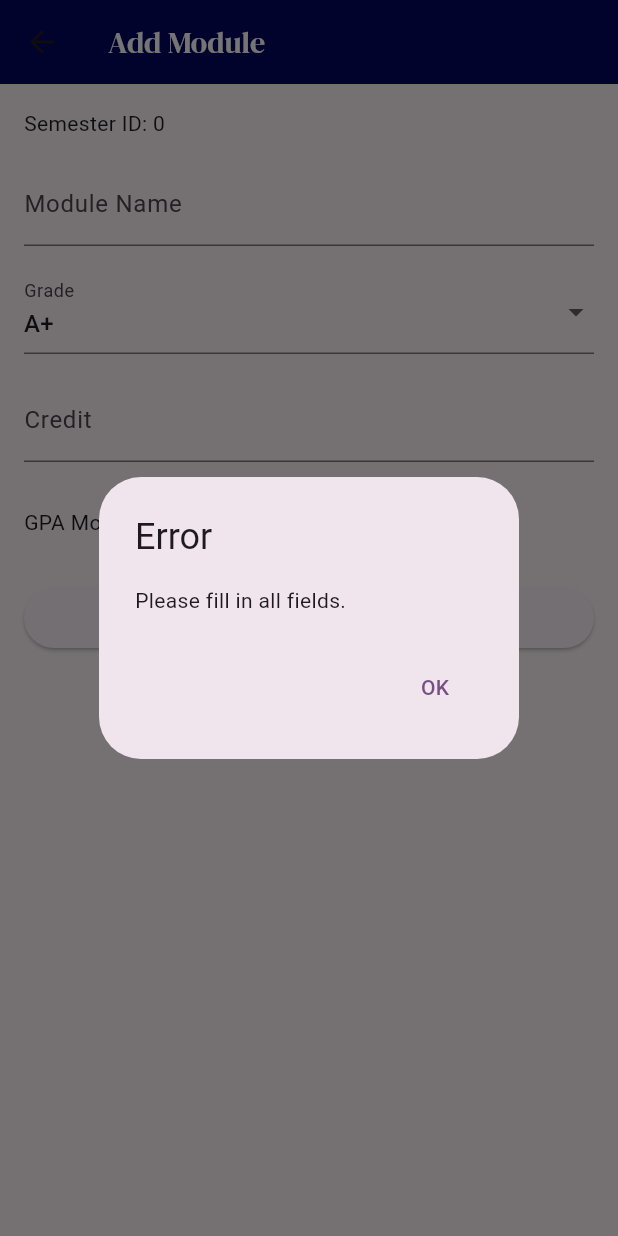
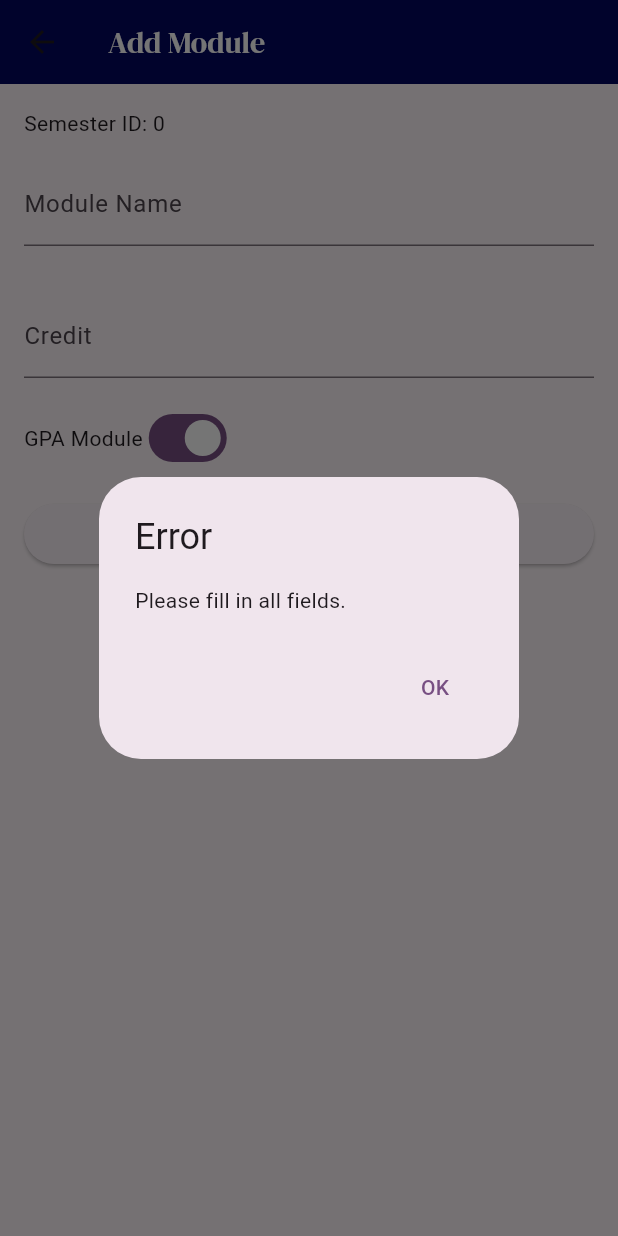
Before and after one commit to Shilpa-Perera/GPACalculator, a Flutter app: the AddModulePage screen opened directly with empty values, after a tap on "Add Module", on a phone screen of 412 x 824 dp. Run offline on Flutter 3.47's test engine with Material 3 defaults, Android fonts, the phone set to English and light mode, and no system bars; our stand-ins replace google_fonts, sqflite; accounts and stored records are empty; statements that could not run were skipped.

Commit message:
grade selection when adding a module

```diff
--- a/lib/features/module/presentation/pages/add_module_page.dart
+++ b/lib/features/module/presentation/pages/add_module_page.dart
@@ -2,6 +2,8 @@ import 'package:flutter/material.dart';
 import 'package:google_fonts/google_fonts.dart';
 import 'package:gpa_calculator/features/module/domain/entities/module.dart';
 import 'package:gpa_calculator/features/module/domain/usecases/module_handlers.dart';
+import 'package:gpa_calculator/features/settings/domain/entities/grading_criteria.dart';
+import 'package:gpa_calculator/features/settings/domain/usecases/grading_criteria_handler.dart';
 
 class AddModulePage extends StatefulWidget {
   final Map<dynamic, int> map;
@@ -14,21 +16,37 @@ class AddModulePage extends StatefulWidget {
 
 class _AddModulePageState extends State<AddModulePage> {
   late String _moduleName;
-  late String _selectedGrade;
+  String? _selectedGrade;
   late double _credit;
   late int _isGpa;
   int _semesterId = 0;
 
   final ModuleHandlers _moduleHandlers = ModuleHandlers();
+  final GradingCriteriaHandler gradingCriteriaHandler =
+      GradingCriteriaHandler();
+  final List<String> grades = [];
 
   @override
   void initState() {
     super.initState();
+    _loadGradings();
     _moduleName = '';
-    _selectedGrade = 'A+';
     _credit = 0.0;
     _isGpa = 1;
     _semesterId = widget.map['semesterId']!;
+  }
+
+  void _loadGradings() async {
+    List<GradingCriteria> gradings =
+        await gradingCriteriaHandler.handleGetGradings();
+    setState(() {
+      for (var grading in gradings) {
+        grades.add(grading.letterGrade);
+      }
+      if (grades.isNotEmpty) {
+        _selectedGrade = grades.first;
+      }
+    });
   }
 
   @override
@@ -43,28 +61,28 @@ class _AddModulePageState extends State<AddModulePage> {
             color: Colors.white,
           ),
         ),
-        backgroundColor: Color.fromARGB(255, 3, 6, 95),
+        backgroundColor: const Color.fromARGB(255, 3, 6, 95),
       ),
       body: SingleChildScrollView(
-        padding: EdgeInsets.all(16.0),
+        padding: const EdgeInsets.all(16.0),
         child: Column(
           crossAxisAlignment: CrossAxisAlignment.stretch,
           children: <Widget>[
             Text('Semester ID: $_semesterId'), // Displaying semesterId
-            SizedBox(height: 16.0),
+            const SizedBox(height: 16.0),
             TextField(
-              decoration: InputDecoration(labelText: 'Module Name'),
+              decoration: const InputDecoration(labelText: 'Module Name'),
               onChanged: (value) {
                 setState(() {
                   _moduleName = value;
                 });
               },
             ),
-            SizedBox(height: 16.0),
+            const SizedBox(height: 16.0),
+            if (grades.isNotEmpty)
               DropdownButtonFormField<String>(
                 value: _selectedGrade,
-              items: ['A+', 'A', 'A-', 'B+', 'B', 'B-', 'C+', 'C', 'C-', 'F']
-                  .map((String grade) {
+                items: grades.map((String grade) {
                   return DropdownMenuItem<String>(
                     value: grade,
                     child: Text(grade),
@@ -75,11 +93,11 @@ class _AddModulePageState extends State<AddModulePage> {
                     _selectedGrade = value!;
                   });
                 },
-              decoration: InputDecoration(labelText: 'Grade'),
+                decoration: const InputDecoration(labelText: 'Grade'),
               ),
-            SizedBox(height: 16.0),
+            const SizedBox(height: 16.0),
             TextField(
-              decoration: InputDecoration(labelText: 'Credit'),
+              decoration: const InputDecoration(labelText: 'Credit'),
               keyboardType: TextInputType.number,
               onChanged: (value) {
                 setState(() {
@@ -87,10 +105,10 @@ class _AddModulePageState extends State<AddModulePage> {
                 });
               },
             ),
-            SizedBox(height: 16.0),
+            const SizedBox(height: 16.0),
             Row(
               children: <Widget>[
-                Text('GPA Module'),
+                const Text('GPA Module'),
                 Switch(
                   value: _isGpa == 1,
                   onChanged: (value) {
@@ -101,12 +119,12 @@ class _AddModulePageState extends State<AddModulePage> {
                 ),
               ],
             ),
-            SizedBox(height: 16.0),
+            const SizedBox(height: 16.0),
             ElevatedButton(
               onPressed: () {
                 _addModule();
               },
-              child: Text('Add Module'),
+              child: const Text('Add Module'),
             ),
           ],
         ),
@@ -115,11 +133,11 @@ class _AddModulePageState extends State<AddModulePage> {
   }
 
   void _addModule() {
-    if (_moduleName.isNotEmpty && _credit > 0) {
+    if (_moduleName.isNotEmpty && _credit > 0 && _selectedGrade != null) {
       final newModule = ModuleEntity(
         semesterId: _semesterId,
         moduleName: _moduleName,
-        grade: _selectedGrade,
+        grade: _selectedGrade!,
         credit: _credit.toInt(),
         isGpa: _isGpa,
       );
@@ -131,14 +149,14 @@ class _AddModulePageState extends State<AddModulePage> {
         context: context,
         builder: (BuildContext context) {
           return AlertDialog(
-            title: Text('Error'),
-            content: Text('Please fill in all fields.'),
+            title: const Text('Error'),
+            content: const Text('Please fill in all fields.'),
             actions: <Widget>[
               TextButton(
                 onPressed: () {
                   Navigator.of(context).pop();
                 },
-                child: Text('OK'),
+                child: const Text('OK'),
               ),
             ],
           );
```
Lines whose indentation alone changed are shown as unchanged.
